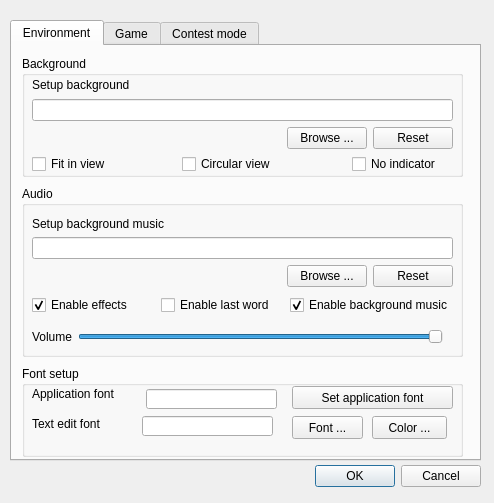
Before: the Qt Designer form src/dialog/configdialog.ui in kdashsoul/QSanguoshaPassMode, drawn with Qt 5.
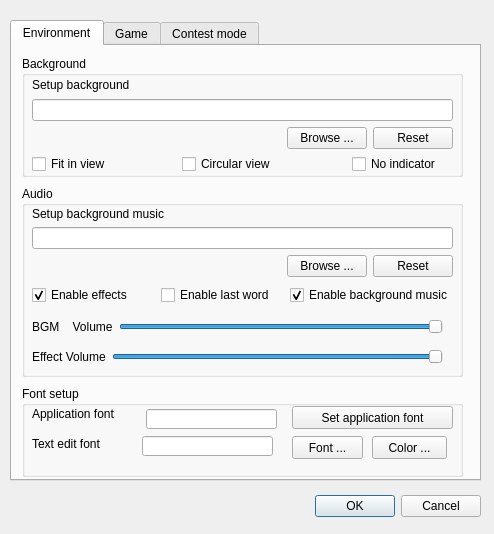
After: the same form once the commit is applied.

```diff
--- a/src/dialog/configdialog.ui
+++ b/src/dialog/configdialog.ui
@@ -10,7 +10,7 @@
     <x>0</x>
     <y>0</y>
     <width>494</width>
-    <height>503</height>
+    <height>534</height>
    </rect>
   </property>
   <property name="windowTitle">
@@ -22,7 +22,7 @@
      <x>10</x>
      <y>20</y>
      <width>471</width>
-     <height>441</height>
+     <height>461</height>
     </rect>
    </property>
    <property name="currentIndex">
@@ -38,7 +38,7 @@
        <x>10</x>
        <y>140</y>
        <width>441</width>
-       <height>171</height>
+       <height>191</height>
       </rect>
      </property>
      <property name="title">
@@ -48,7 +48,7 @@
       <property name="geometry">
        <rect>
         <x>10</x>
-        <y>30</y>
+        <y>20</y>
         <width>421</width>
         <height>71</height>
        </rect>
@@ -108,7 +108,7 @@
       <property name="geometry">
        <rect>
         <x>10</x>
-        <y>110</y>
+        <y>100</y>
         <width>421</width>
         <height>18</height>
        </rect>
@@ -147,7 +147,7 @@
       <property name="geometry">
        <rect>
         <x>10</x>
-        <y>140</y>
+        <y>130</y>
         <width>411</width>
         <height>21</height>
        </rect>
@@ -156,7 +156,7 @@
        <item>
         <widget class="QLabel" name="volumeLabel">
          <property name="text">
-          <string>Volume</string>
+          <string>BGM    Volume</string>
          </property>
          <property name="buddy">
           <cstring>volumeSlider</cstring>
@@ -164,7 +164,42 @@
         </widget>
        </item>
        <item>
-        <widget class="QSlider" name="volumeSlider">
+        <widget class="QSlider" name="bgmVolumeSlider">
+         <property name="maximum">
+          <number>100</number>
+         </property>
+         <property name="value">
+          <number>100</number>
+         </property>
+         <property name="orientation">
+          <enum>Qt::Horizontal</enum>
+         </property>
+        </widget>
+       </item>
+      </layout>
+     </widget>
+     <widget class="QWidget" name="layoutWidget3_2">
+      <property name="geometry">
+       <rect>
+        <x>10</x>
+        <y>160</y>
+        <width>411</width>
+        <height>21</height>
+       </rect>
+      </property>
+      <layout class="QHBoxLayout" name="horizontalLayout_6">
+       <item>
+        <widget class="QLabel" name="effectVolumeLabel">
+         <property name="text">
+          <string>Effect Volume</string>
+         </property>
+         <property name="buddy">
+          <cstring>bgmVolumeSlider</cstring>
+         </property>
+        </widget>
+       </item>
+       <item>
+        <widget class="QSlider" name="effectVolumeSlider">
          <property name="maximum">
           <number>100</number>
          </property>
@@ -299,7 +334,7 @@
      <property name="geometry">
       <rect>
        <x>10</x>
-       <y>320</y>
+       <y>340</y>
        <width>441</width>
        <height>91</height>
       </rect>
@@ -565,7 +600,7 @@
    <property name="geometry">
     <rect>
      <x>140</x>
-     <y>460</y>
+     <y>490</y>
      <width>341</width>
      <height>32</height>
     </rect>
```
Left out of the diff: 4 changed lines with no effect on the pictures.
